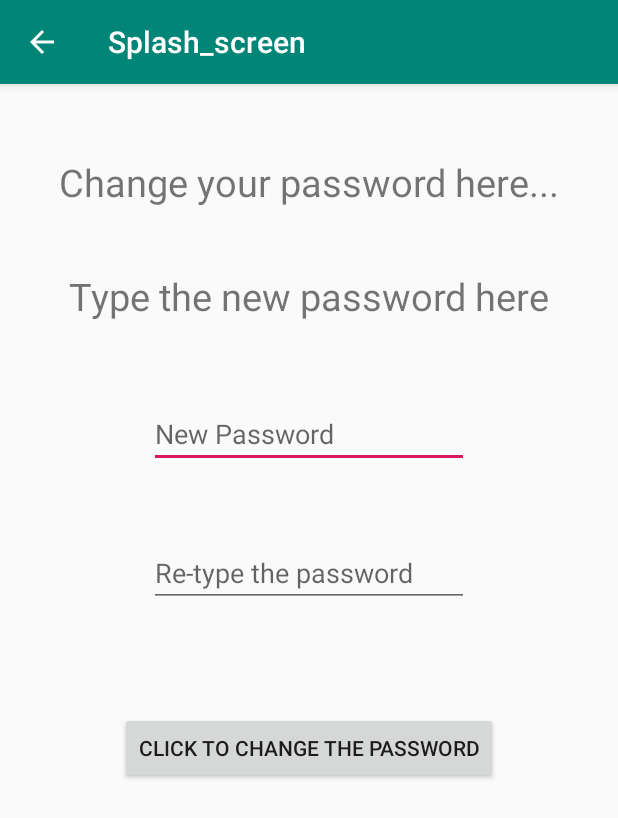
After one commit to ChiragJRana/OOPProjectAndroid, an Android app: the ChangePassword screen opened directly, with no data from a screen before it, on a phone screen of 412 x 824 dp. The commit adds this screen. Shown: the top 818 px of the screen. Run offline under Robolectric (Android 15) with nearby library versions, the phone set to English and light mode, and no system bars; our stand-ins replace Firebase (no records; nobody signed in at launch, a user with empty details on screens opened directly).

Commit message:
User password changed...

```diff
--- a/app/src/main/AndroidManifest.xml
+++ b/app/src/main/AndroidManifest.xml
@@ -9,7 +9,8 @@
         android:roundIcon="@mipmap/ic_launcher_round"
         android:supportsRtl="true"
         android:theme="@style/AppTheme">
-        <activity android:name=".UpdateUserInfo"></activity>
+        <activity android:name=".ChangePassword"></activity>
+        <activity android:name=".UpdateUserInfo" />
         <activity android:name=".OTPVerification" />
         <activity android:name=".ProfileActivity" />
         <activity android:name=".ForgotPassword" />
--- /dev/null
+++ b/app/src/main/java/com/example/splash_screen/ChangePassword.java
@@ -0,0 +1,85 @@
+package com.example.splash_screen;
+
+import androidx.annotation.NonNull;
+import androidx.appcompat.app.AppCompatActivity;
+
+import android.os.Bundle;
+import android.view.MenuItem;
+import android.view.View;
+import android.widget.Button;
+import android.widget.EditText;
+import android.widget.TextView;
+import android.widget.Toast;
+
+import com.google.android.gms.tasks.OnCompleteListener;
+import com.google.android.gms.tasks.Task;
+import com.google.firebase.auth.FirebaseAuth;
+import com.google.firebase.auth.FirebaseUser;
+
+public class ChangePassword extends AppCompatActivity {
+
+    private EditText newPass,retpyePass;
+    private Button changePass;
+    private FirebaseUser firebaseUser;
+    @Override
+    protected void onCreate(Bundle savedInstanceState) {
+        super.onCreate(savedInstanceState);
+        setContentView(R.layout.activity_change_password);
+
+        setUi();
+
+        getSupportActionBar().setDisplayHomeAsUpEnabled(true);
+        //Comparing the two input of the password to be same...
+        //String newpass = newPass.getText().toString();
+
+        /*if(!check(newpass,retypepass)){
+            Toast.makeText(ChangePassword.this,"Please retype the password correctly...",Toast.LENGTH_LONG).show();
+        }*/
+
+
+            changePass.setOnClickListener(new View.OnClickListener() {
+                @Override
+                public void onClick(View view) {
+                    firebaseUser = FirebaseAuth.getInstance().getCurrentUser();
+                    String retypepass = retpyePass.getText().toString();
+                    firebaseUser.updatePassword(retypepass).addOnCompleteListener(new OnCompleteListener<Void>() {
+                        @Override
+                        public void onComplete(@NonNull Task<Void> task) {
+                            if(task.isSuccessful()){
+                                Toast.makeText(ChangePassword.this,"Password changed successfully",Toast.LENGTH_SHORT).show();
+                                finish();
+                            }
+                            else{
+                                Toast.makeText(ChangePassword.this,"Network error or recheck the passwords...",Toast.LENGTH_LONG).show();
+                            }
+                        }
+                    });
+                }
+            });
+
+
+    }
+
+    private void setUi(){
+        newPass = (EditText)findViewById(R.id.etnewpass);
+        retpyePass = (EditText)findViewById(R.id.etnewpass);
+        changePass = (Button)findViewById(R.id.btnchangepass);
+    }
+
+    /*    if(newpass.equals(oldpass)){
+            return true;
+        }
+        else{
+            return false;
+        }
+    }*/
+    @Override
+    public boolean onOptionsItemSelected(@NonNull MenuItem item) {
+        switch(item.getItemId()){
+            case android.R.id.home:
+                onBackPressed();
+        }
+
+        return super.onOptionsItemSelected(item);
+    }
+}
--- a/app/src/main/java/com/example/splash_screen/HomePage.java
+++ b/app/src/main/java/com/example/splash_screen/HomePage.java
@@ -21,6 +21,7 @@ public class HomePage extends AppCompatActivity {
         setContentView(R.layout.activity_home_page);
         firebaseAuth = FirebaseAuth.getInstance();
         btn_logout = (Button)findViewById(R.id.btn_logout);
+        getSupportActionBar().setDisplayHomeAsUpEnabled(true);
         btn_logout.setOnClickListener(new View.OnClickListener() {
             @Override
             public void onClick(View view) {
--- /dev/null
+++ b/app/src/main/res/layout/activity_change_password.xml
@@ -0,0 +1,90 @@
+<?xml version="1.0" encoding="utf-8"?>
+<androidx.constraintlayout.widget.ConstraintLayout xmlns:android="http://schemas.android.com/apk/res/android"
+    xmlns:app="http://schemas.android.com/apk/res-auto"
+    xmlns:tools="http://schemas.android.com/tools"
+    android:layout_width="match_parent"
+    android:layout_height="match_parent"
+    tools:context=".ChangePassword">
+
+    <TextView
+        android:id="@+id/tvchangepassord"
+        android:layout_width="wrap_content"
+        android:layout_height="wrap_content"
+        android:layout_marginStart="8dp"
+        android:layout_marginEnd="8dp"
+        android:layout_marginBottom="8dp"
+        android:text="Change your password here..."
+        app:layout_constraintBottom_toBottomOf="parent"
+        android:textAlignment="center"
+        android:textSize="25dp"
+        app:layout_constraintEnd_toEndOf="parent"
+        app:layout_constraintStart_toStartOf="parent"
+        app:layout_constraintTop_toTopOf="parent"
+        app:layout_constraintVertical_bias="0.066" />
+
+    <TextView
+        android:id="@+id/tvchangepass"
+        android:layout_width="wrap_content"
+        android:layout_height="wrap_content"
+        android:layout_marginStart="8dp"
+        android:textSize="25dp"
+        android:layout_marginTop="8dp"
+        android:layout_marginEnd="8dp"
+        android:layout_marginBottom="8dp"
+        android:text="Type the new password here"
+        app:layout_constraintBottom_toBottomOf="parent"
+        app:layout_constraintEnd_toEndOf="parent"
+        app:layout_constraintHorizontal_bias="0.497"
+        app:layout_constraintStart_toStartOf="parent"
+        app:layout_constraintTop_toBottomOf="@+id/tvchangepassord"
+        app:layout_constraintVertical_bias="0.053" />
+
+    <EditText
+        android:id="@+id/etnewpass"
+        android:layout_width="wrap_content"
+        android:layout_height="wrap_content"
+        android:layout_marginStart="8dp"
+        android:layout_marginEnd="8dp"
+        android:layout_marginBottom="8dp"
+        android:ems="10"
+        android:hint="New Password"
+        android:inputType="textPersonName"
+        app:layout_constraintBottom_toBottomOf="parent"
+        app:layout_constraintEnd_toEndOf="parent"
+        app:layout_constraintStart_toStartOf="parent"
+        app:layout_constraintTop_toBottomOf="@+id/tvchangepass"
+        app:layout_constraintVertical_bias="0.093" />
+
+    <EditText
+        android:id="@+id/etretypepass"
+        android:layout_width="wrap_content"
+        android:layout_height="wrap_content"
+        android:layout_marginStart="8dp"
+        android:layout_marginTop="8dp"
+        android:layout_marginEnd="8dp"
+        android:layout_marginBottom="8dp"
+        android:ems="10"
+        android:inputType="textPersonName"
+        android:hint="Re-type the password"
+        app:layout_constraintBottom_toBottomOf="parent"
+        app:layout_constraintEnd_toEndOf="parent"
+        app:layout_constraintStart_toStartOf="parent"
+        app:layout_constraintTop_toBottomOf="@+id/etnewpass"
+        app:layout_constraintVertical_bias="0.087" />
+
+    <Button
+        android:id="@+id/btnchangepass"
+        android:layout_width="wrap_content"
+        android:layout_height="wrap_content"
+        android:layout_marginStart="8dp"
+        android:layout_marginEnd="8dp"
+        android:layout_marginBottom="8dp"
+        android:text="CLick to change the password"
+        app:layout_constraintBottom_toBottomOf="parent"
+        app:layout_constraintEnd_toEndOf="parent"
+        app:layout_constraintHorizontal_bias="0.498"
+        app:layout_constraintStart_toStartOf="parent"
+        app:layout_constraintTop_toBottomOf="@+id/etretypepass"
+        app:layout_constraintVertical_bias="0.192" />
+
+</androidx.constraintlayout.widget.ConstraintLayout>
--- a/app/src/main/res/layout/activity_profile.xml
+++ b/app/src/main/res/layout/activity_profile.xml
@@ -136,7 +136,7 @@
         app:layout_constraintVertical_bias="0.347" />
 
     <Button
-        android:id="@+id/button2"
+        android:id="@+id/btnchangepwd"
         android:layout_width="wrap_content"
         android:layout_height="wrap_content"
         android:layout_marginStart="8dp"
```
Also changed, not shown: app/src/main/java/com/example/splash_screen/ForgotPassword.java (+11 -0 lines), app/src/main/java/com/example/splash_screen/ProfileActivity.java (+21 -1 lines), app/src/main/java/com/example/splash_screen/Register_Student.java (+12 -0 lines), app/src/main/java/com/example/splash_screen/Select_User.java (+13 -0 lines), app/src/main/java/com/example/splash_screen/UpdateUserInfo.java (+12 -0 lines).
